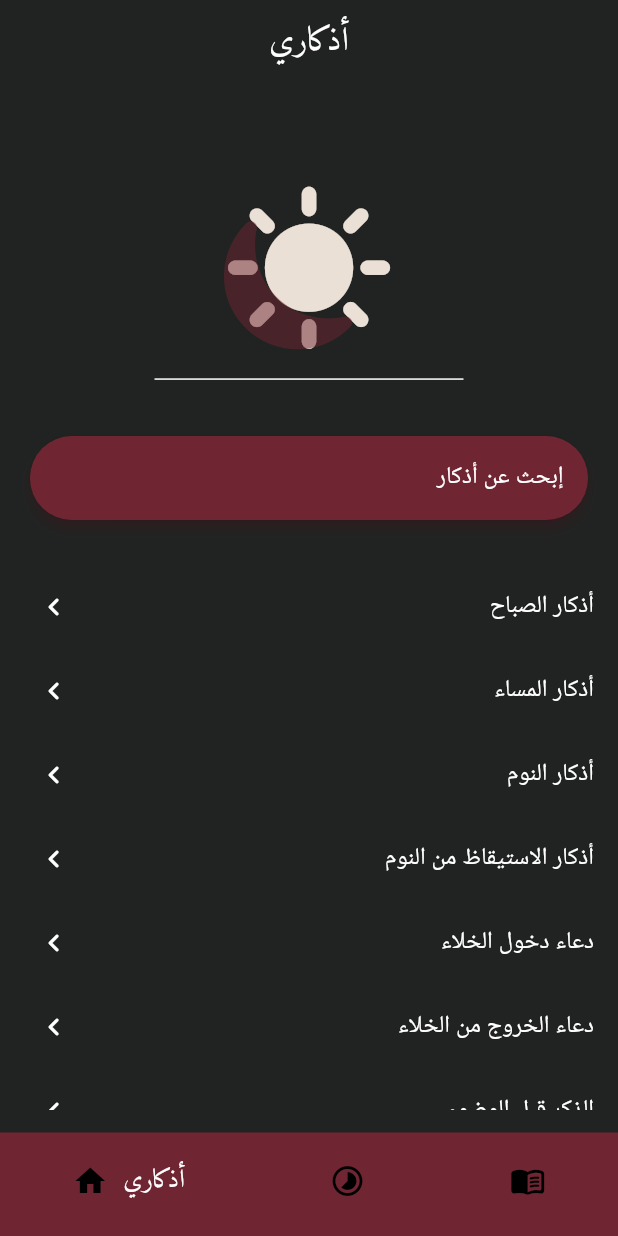
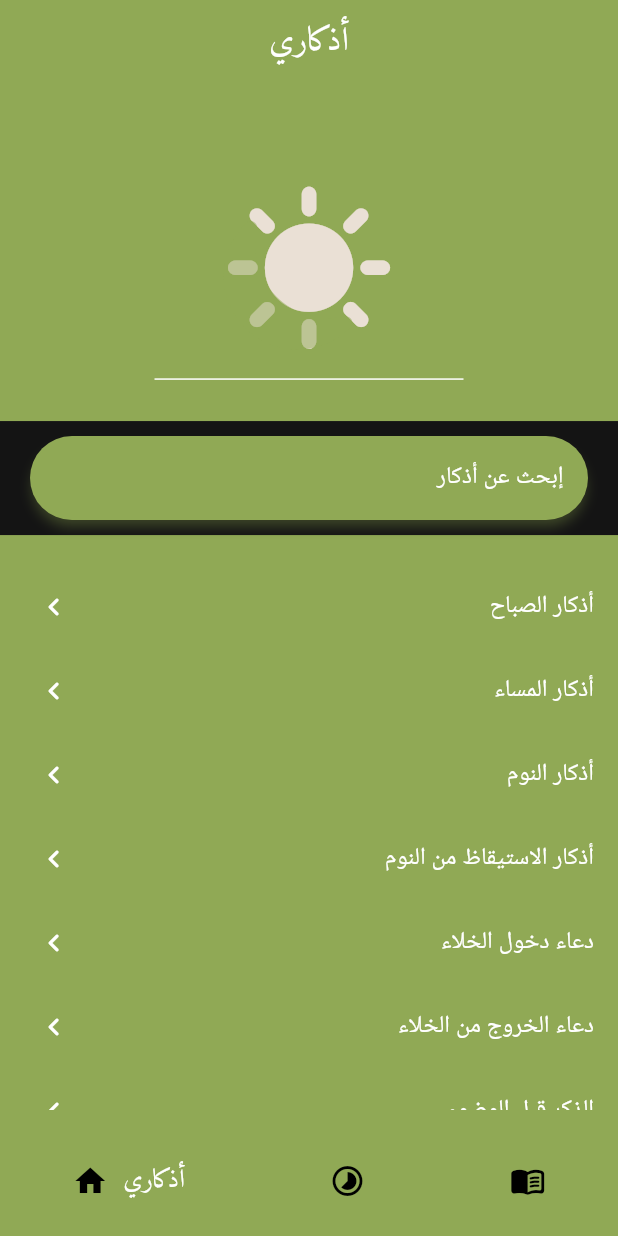
Before and after one commit to Wh0ba/azkari, a Flutter app: the screen it shows after launch, on a phone screen of 412 x 824 dp. Run offline on Flutter 3.47's test engine with Material 3 defaults, Android fonts, the phone set to English and light mode, and no system bars; drawn by our look-alikes of google_nav_bar, sticky_headers; our stand-ins replace carousel_slider, shared_preferences; missing offline and left inert: visibility_aware_state.

Commit message:
recolored it

```diff
--- a/lib/main.dart
+++ b/lib/main.dart
@@ -17,14 +17,13 @@ class MyApp extends StatelessWidget {
         brightness: Brightness.dark,
         colorScheme: const ColorScheme.dark(
           primary: Color(0xffEAE0D5),
-          background: Color(0xFF212322),
-          onPrimary: Color(0xffEAE0D5),
-          surfaceTint: Color(0xff702632),
-          shadow: Color(0xff702632),
-          surface: Color(0xff702632),
+          onPrimary: Color(0xff90a955),
+          surfaceTint: Color(0xff90a955),
+          shadow: Color(0xff90a955),
+          surface: Color(0xff90a955),
         ),
-        highlightColor: const Color(0xff702632),
-        splashColor: const Color(0xff702632),
+        highlightColor: const Color(0xff90a955),
+        splashColor: const Color(0xff90a955),
         useMaterial3: true,
       ),
       home: const NavBarPage(),
--- a/lib/pages/home_page.dart
+++ b/lib/pages/home_page.dart
@@ -26,13 +26,15 @@ class _HomePageState extends State<HomePage>
     return Directionality(
       textDirection: TextDirection.rtl,
       child: Scaffold(
-        backgroundColor: Theme.of(context).colorScheme.background,
         appBar: AppBar(
           title: const Text("أذكاري", style: TextStyle(fontFamily: 'Amiri')),
           centerTitle: true,
-          backgroundColor: Theme.of(context).colorScheme.background,
         ),
-        body: mainAzkariPage(context),
+        body: GestureDetector(
+            onTap: () {
+              FocusManager.instance.primaryFocus?.unfocus();
+            },
+            child: mainAzkariPage(context)),
       ),
     );
   }
@@ -102,7 +104,7 @@ class _HomePageState extends State<HomePage>
                               size: MediaQuery.of(context).size.width / 3.5,
                               color: isSabah()
                                   ? const Color(0xffEAE0D5)
-                                  : const Color(0xff702632),
+                                  : const Color(0xff90a955),
                             ),
                           ),
                           Positioned(
@@ -116,7 +118,7 @@ class _HomePageState extends State<HomePage>
                                   Icons.nightlight_round_rounded,
                                   size: MediaQuery.of(context).size.width / 3.5,
                                   color: isSabah()
-                                      ? const Color(0xff702632)
+                                      ? const Color(0xff90a955)
                                       : const Color(0xffEAE0D5),
                                 ),
                               ),
@@ -134,8 +136,7 @@ class _HomePageState extends State<HomePage>
             ),
             StickyHeader(
                 header: Container(
-                  decoration: BoxDecoration(
-                      color: Theme.of(context).colorScheme.background),
+                  decoration: const BoxDecoration(color: Color(0xFF141414)),
                   padding:
                       const EdgeInsets.symmetric(horizontal: 20, vertical: 10),
                   margin: const EdgeInsets.only(bottom: 20),
@@ -161,7 +162,7 @@ class _HomePageState extends State<HomePage>
                       });
                     },
                     hintText: "إبحث عن أذكار",
-                    elevation: const MaterialStatePropertyAll(3),
+                    elevation: const WidgetStatePropertyAll(3),
                   ),
                 ),
                 content: azkarListView(subjects)),
--- a/lib/pages/navbar_page.dart
+++ b/lib/pages/navbar_page.dart
@@ -54,6 +54,7 @@ class _NavBarPageState extends State<NavBarPage> with TickerProviderStateMixin {
           onTabChange: (value) {
             setState(() {
               _controller.index = value;
+              FocusManager.instance.primaryFocus?.unfocus();
             });
           },
         ),
```
Also changed, not shown: lib/pages/asmaa_page.dart (+11 -7 lines), lib/pages/taspeeh_page.dart (+7 -1 lines).
